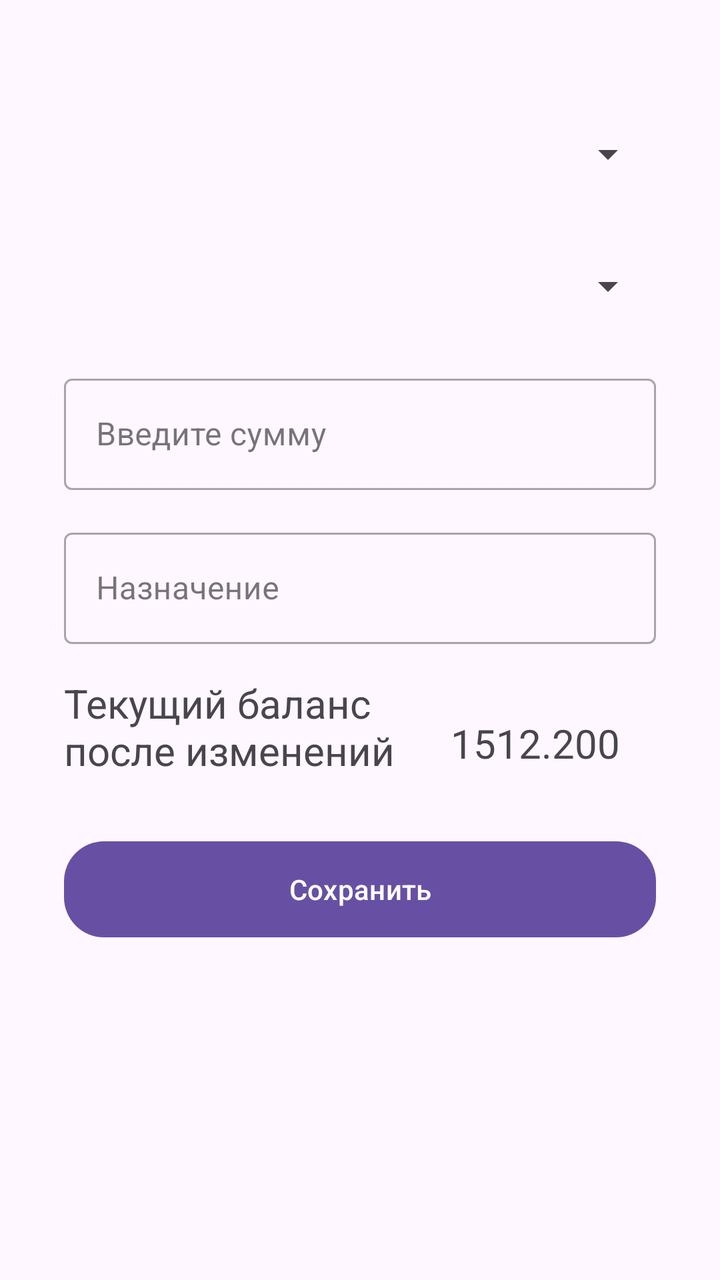
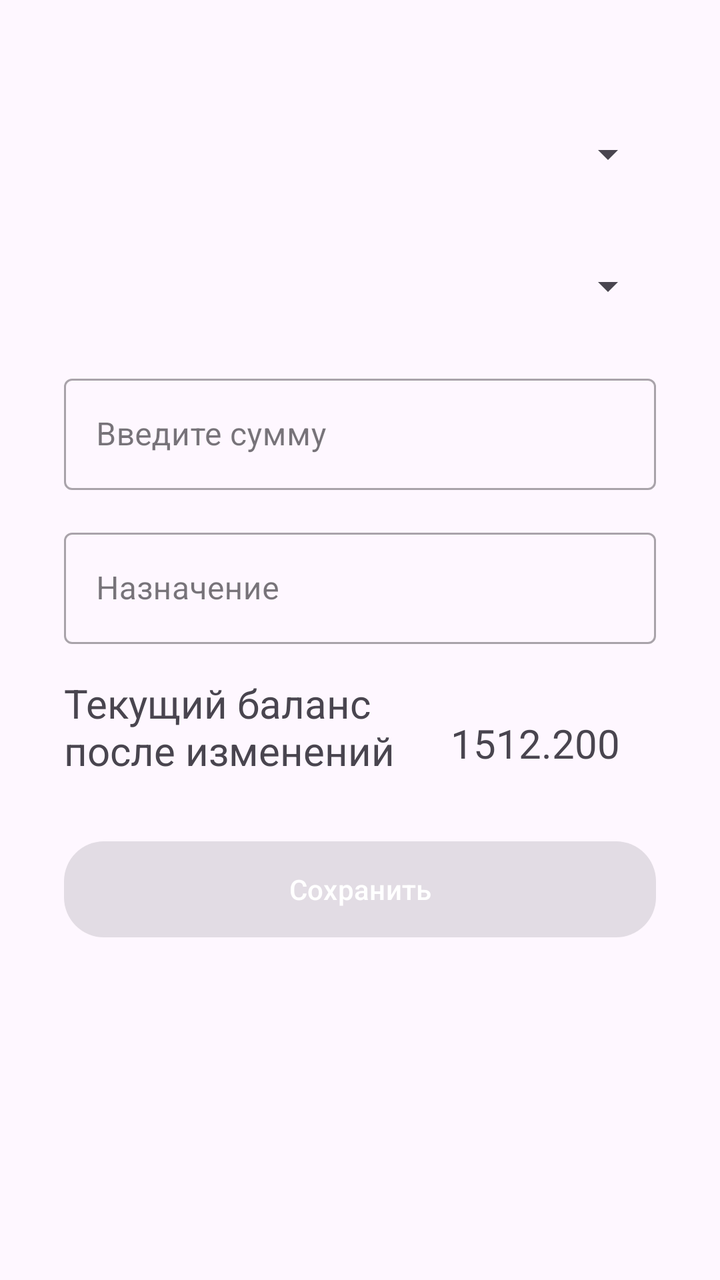

Two renders of the same Android screen: before a commit and after it. Below are the layout's source before the change and the commit's diff.
<!-- AndroidManifest.xml: application theme Theme.BudgetCalendar -->
<!-- res/layout/fragment_budget_entry.xml -->
<?xml version="1.0" encoding="utf-8"?>
<androidx.constraintlayout.widget.ConstraintLayout xmlns:android="http://schemas.android.com/apk/res/android"
    android:layout_width="match_parent"
    android:layout_height="match_parent"
    xmlns:app="http://schemas.android.com/apk/res-auto"
    android:id="@+id/budgetEntryConstraint"
    android:layout_above="@+id/budgetEntryConstraint">


    <Spinner
        android:id="@+id/bank_spinner"
        android:layout_width="match_parent"
        android:layout_height="50dp"
        android:layout_marginStart="32dp"
        android:layout_marginTop="52dp"
        android:layout_marginEnd="32dp"
        android:pointerIcon="arrow"
        app:layout_constraintEnd_toEndOf="parent"
        app:layout_constraintStart_toStartOf="parent"
        app:layout_constraintTop_toTopOf="parent" />

    <Spinner
        android:id="@+id/debit_credit_spinner"
        android:layout_width="match_parent"
        android:layout_height="50dp"
        android:layout_marginStart="32dp"
        android:layout_marginTop="16dp"
        android:layout_marginEnd="32dp"
        android:pointerIcon="arrow"
        app:layout_constraintEnd_toEndOf="parent"
        app:layout_constraintHorizontal_bias="0.0"
        app:layout_constraintStart_toStartOf="parent"
        app:layout_constraintTop_toBottomOf="@+id/bank_spinner" />

    <com.google.android.material.textfield.TextInputLayout
        android:id="@+id/editAmountLayout"
        style="@style/Widget.MaterialComponents.TextInputLayout.OutlinedBox"
        android:layout_width="match_parent"
        android:layout_height="wrap_content"
        android:layout_marginStart="32dp"
        android:layout_marginTop="16dp"
        android:layout_marginEnd="32dp"
        android:hint="Введите сумму"
        app:layout_constraintEnd_toEndOf="parent"
        app:layout_constraintStart_toStartOf="parent"
        app:layout_constraintTop_toBottomOf="@+id/debit_credit_spinner">

        <com.google.android.material.textfield.TextInputEditText
            android:id="@+id/edit_amount"
            android:layout_width="match_parent"
            android:layout_height="wrap_content"
            android:inputType="numberDecimal" />
    </com.google.android.material.textfield.TextInputLayout>



    <com.google.android.material.textfield.TextInputLayout
        android:id="@+id/purposeLayout"
        style="@style/Widget.MaterialComponents.TextInputLayout.OutlinedBox"
        android:layout_width="match_parent"
        android:layout_height="wrap_content"
        android:layout_marginStart="32dp"
        android:layout_marginTop="16dp"
        android:layout_marginEnd="32dp"
        android:hint="Назначение"
        app:layout_constraintEnd_toEndOf="parent"
        app:layout_constraintStart_toStartOf="parent"
        app:layout_constraintTop_toBottomOf="@+id/editAmountLayout">
        <com.google.android.material.textfield.TextInputEditText
            android:id="@+id/edit_purpose"
            android:layout_width="match_parent"
            android:layout_height="wrap_content"/>

    </com.google.android.material.textfield.TextInputLayout>



    <TextView
        android:id="@+id/textView2"
        android:layout_width="wrap_content"
        android:layout_height="wrap_content"
        android:layout_marginStart="32dp"
        android:layout_marginTop="16dp"
        android:text="Текущий баланс \nпосле изменений"
        android:textSize="20dp"
        app:layout_constraintStart_toStartOf="parent"
        app:layout_constraintTop_toBottomOf="@+id/purposeLayout" />

    <TextView
        android:id="@+id/remainingBalance"
        android:layout_width="wrap_content"
        android:layout_height="wrap_content"
        android:layout_marginStart="28dp"
        android:layout_marginTop="36dp"
        android:text="1512.200"
        android:textSize="20dp"
        app:layout_constraintStart_toEndOf="@+id/textView2"
        app:layout_constraintTop_toBottomOf="@+id/purposeLayout" />

    <com.google.android.material.button.MaterialButton
        android:id="@+id/submit_budget_entry"
        android:layout_width="match_parent"
        android:layout_height="wrap_content"
        android:layout_marginStart="32dp"
        android:layout_marginTop="32dp"
        android:layout_marginEnd="32dp"
        android:background="@drawable/btn_back"
        android:text="@string/submit_entry"
        android:textColor="@color/white"
        app:layout_constraintEnd_toEndOf="parent"
        app:layout_constraintStart_toStartOf="parent"
        app:layout_constraintTop_toBottomOf="@+id/textView2" />

</androidx.constraintlayout.widget.ConstraintLayout>
<!-- resources referenced by this layout -->
<resources>
  <color name="white">#FFFFFFFF</color>
  <!-- drawable btn_back (drawable) -->
  <?xml version="1.0" encoding="utf-8"?>
      <shape xmlns:android="http://schemas.android.com/apk/res/android"
          android:shape="rectangle">
          <solid
              android:color="@color/primary"/>
          <corners
              android:radius="20dp"/>
      </shape>
  <string name="submit_entry">Сохранить</string>
  <style name="Theme.BudgetCalendar" parent="Base.Theme.BudgetCalendar" />
  <color name="primary">#D45DF5</color>
  <style name="Base.Theme.BudgetCalendar" parent="Theme.Material3.DayNight">
          
          
      </style>
</resources>

<!-- the commit's change to res/layout/fragment_budget_entry.xml (unified diff, before → after) -->
@@ -104,6 +104,7 @@
         android:layout_marginStart="32dp"
         android:layout_marginTop="32dp"
         android:layout_marginEnd="32dp"
+        android:enabled="false"
         android:background="@drawable/btn_back"
         android:text="@string/submit_entry"
         android:textColor="@color/white"
